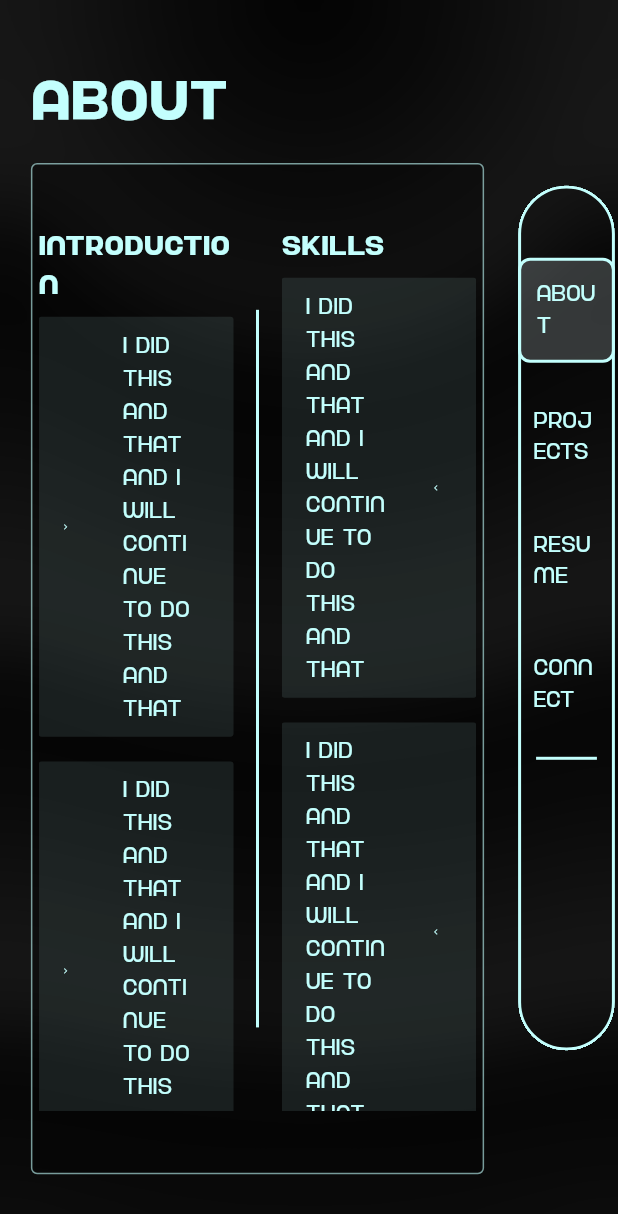
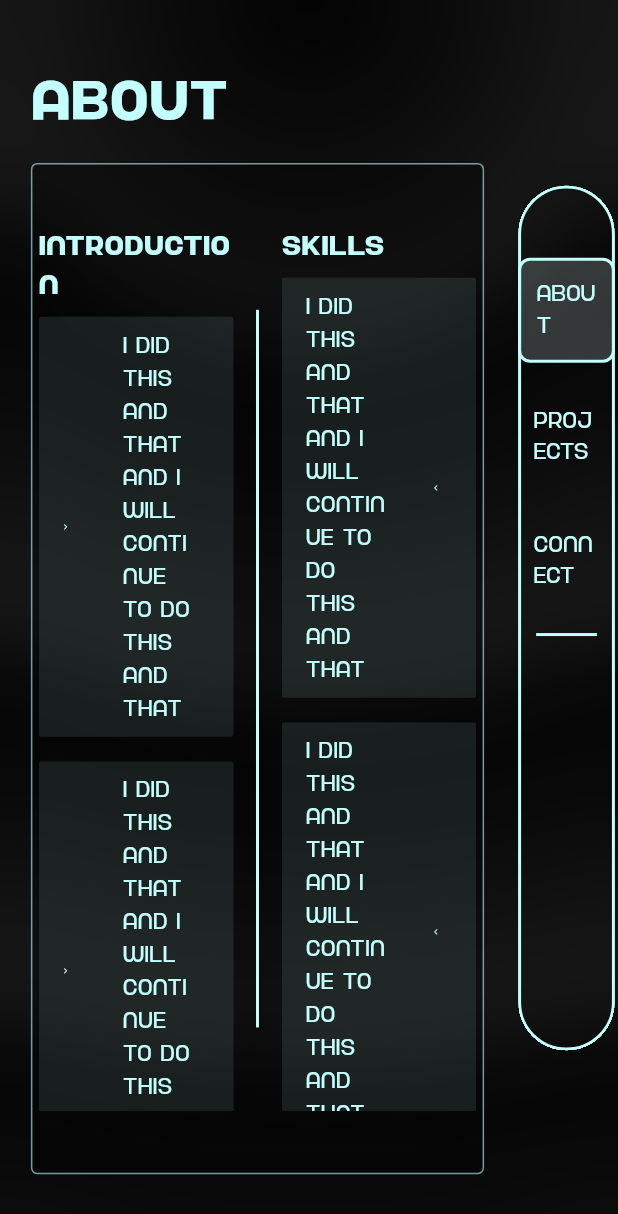
Before and after one commit to 1Shibam/portfolio_web, a Flutter app: the DesktopScreenLayout screen opened directly, on a phone screen of 412 x 824 dp. Shown: the top 1214 px of the screen. Run offline on Flutter 3.47's test engine with Material 3 defaults, Android fonts, the phone set to English and light mode, and no system bars; drawn by our look-alikes of flutter_animate; our stand-ins replace animated_text_kit, flutter_riverpod, go_router.

Commit message:
remove the reusme section

```diff
--- a/lib/responsive/nav_buttons_widget.dart
+++ b/lib/responsive/nav_buttons_widget.dart
@@ -31,17 +31,11 @@ class NavbarButtonsWidget extends ConsumerWidget {
             },
             isSelected: selectedIndex == 1),
         NavButton(
-            title: 'Resume',
+            title: 'Connect',
             onTap: () {
               ref.read(selectedIndexProvider.notifier).state = 2;
             },
             isSelected: selectedIndex == 2),
-        NavButton(
-            title: 'Connect',
-            onTap: () {
-              ref.read(selectedIndexProvider.notifier).state = 3;
-            },
-            isSelected: selectedIndex == 3),
         const Padding(
           padding: EdgeInsets.symmetric(horizontal: 12.0),
           child: Divider(
```
